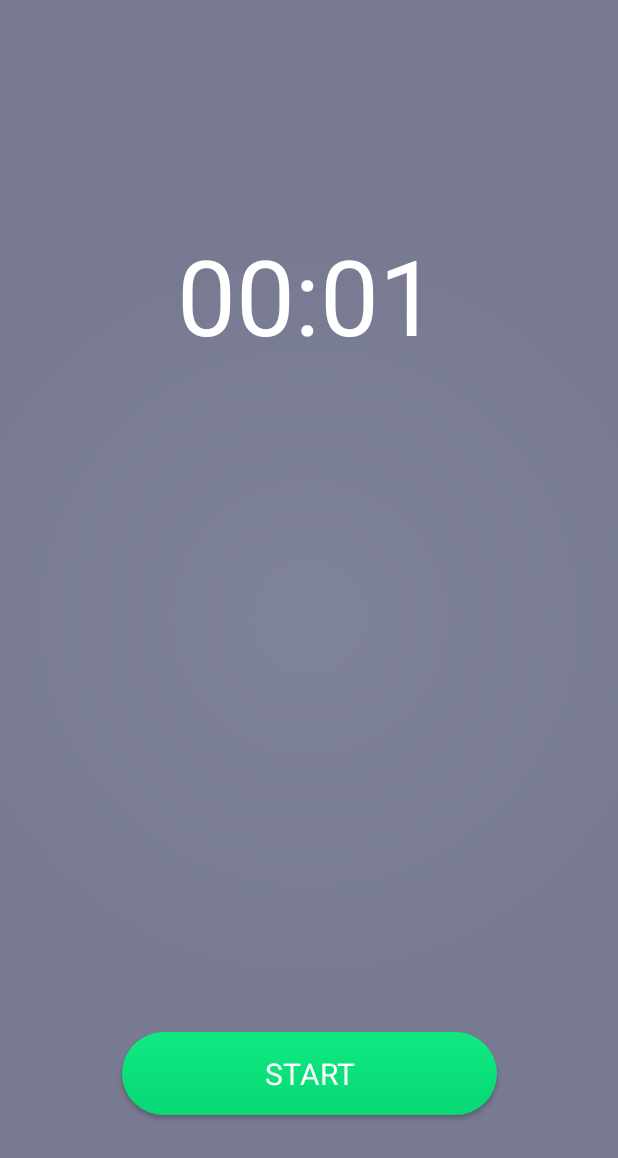
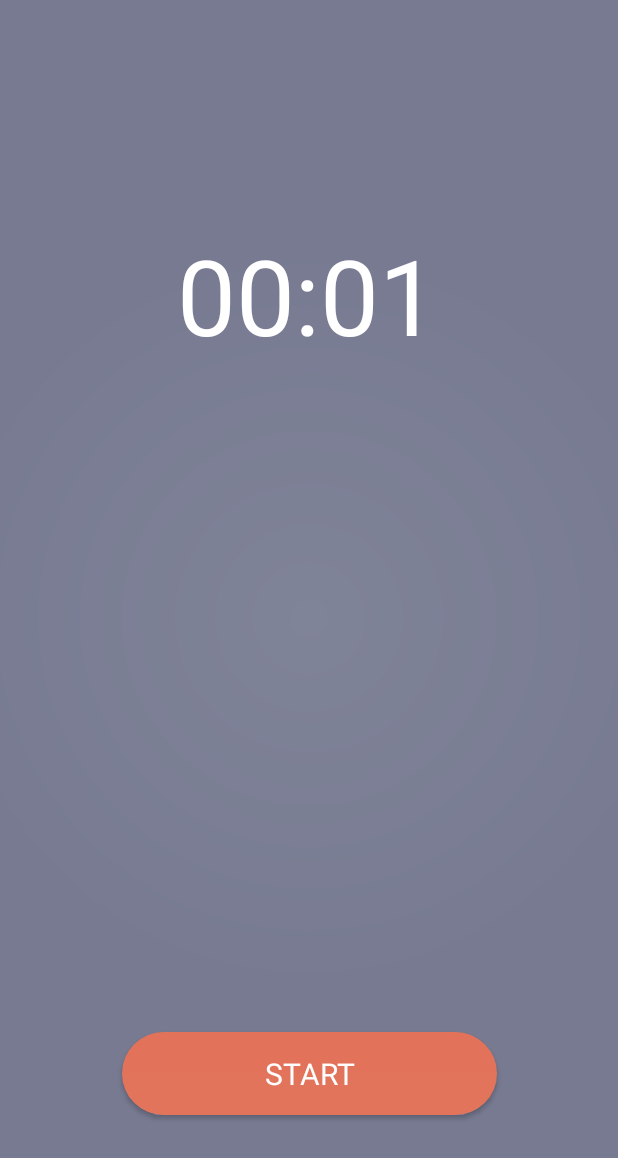
Before and after one commit to rasfa98/stopwatch, an Android app: the screen it shows after launch (MainActivity), after a tap on "STOP", on a phone screen of 412 x 824 dp. Shown: the top 1158 px of the screen. Run offline under Robolectric (Android 15) with nearby library versions, the phone set to English and light mode, and no system bars; Roboto replaces fonts that are not available here; 1 other tap on this screen came first.

Commit message:
Kände för en PR =)
Ändringarna bör testas, endast ändrat i githubs editor så vet inte om det ens fungerar

```diff
--- a/app/src/main/java/se/rasmusfalk/stopwatch/MainActivity.java
+++ b/app/src/main/java/se/rasmusfalk/stopwatch/MainActivity.java
@@ -41,8 +41,9 @@ public class MainActivity extends AppCompatActivity {
                 timeWhenStopped = 0;
                 counter.stop();
                 counter.setBase(SystemClock.elapsedRealtime());
-                toggle.setText("Start");
-                toggle.setBackgroundResource(R.drawable.primary_btn_background);
+
+                setToggleButton("Start");
+
                 isStopped = true;
                 reset.animate().alpha(0).setDuration(300);
             }
@@ -51,9 +52,25 @@ public class MainActivity extends AppCompatActivity {
 
     public void toggleCounter() {
         if (isStopped) {
-            toggle.setText("Stop");
-            toggle.setBackgroundResource(R.drawable.secondary_btn_background);
+            stopCounter();
+            return;
+        }
 
+        startCounter();
+    }
+
+    public void startCounter() {
+        setToggleButton("Start");
+
+        timeWhenStopped = counter.getBase() - SystemClock.elapsedRealtime();
+        counter.stop();
+
+        reset.animate().alpha(0).setDuration(300);
+        isStopped = true;
+    }
+
+    public void stopCounter() {
+        setToggleButton("Stop");
 
         reset.animate().alpha(1).setDuration(300);
 
@@ -61,18 +78,10 @@ public class MainActivity extends AppCompatActivity {
         counter.start();
 
         isStopped = false;
-        } else {
-            toggle.setText("Start");
-            toggle.setBackgroundResource(R.drawable.primary_btn_background);
+    }
 
-            timeWhenStopped = counter.getBase() - SystemClock.elapsedRealtime();
-            counter.stop();
-
-            reset.animate().alpha(0).setDuration(300);
-
-            isStopped = true;
+    public void setToggleButton(String label) {
+        toggle.setText(label);
+        toggle.setBackgroundResource(R.drawable.secondary_btn_background);
     }
 }
-
-    ;
-}
```
Lines whose indentation alone changed are shown as unchanged.
